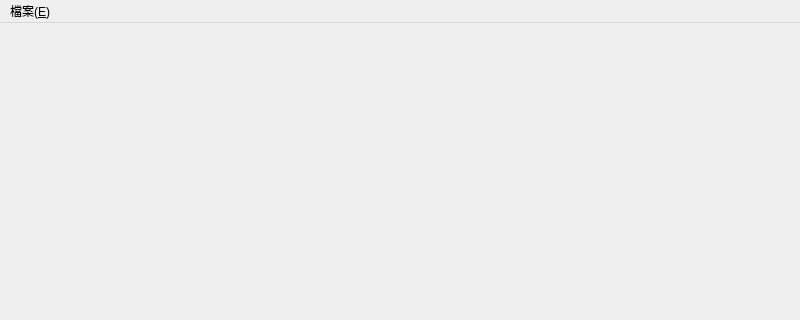
Before: the Qt Designer form mainwindow.ui in stanly0421/MainWindow, drawn with Qt 5; both pictures show x 0 to 800 and y 0 to 320 of the 800 by 600 pixel window.
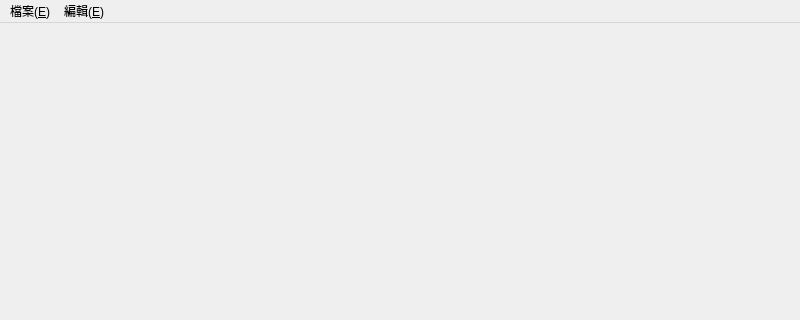
After: the same form once the commit is applied.

Patch:
```diff
--- a/mainwindow.ui
+++ b/mainwindow.ui
@@ -37,7 +37,17 @@
     <addaction name="separator"/>
     <addaction name="action_X"/>
    </widget>
+   <widget class="QMenu" name="menu_E_2">
+    <property name="title">
+     <string>編輯(&amp;E)</string>
+    </property>
+    <addaction name="action_U"/>
+    <addaction name="action_T"/>
+    <addaction name="action_C_2"/>
+    <addaction name="action_A_2"/>
+   </widget>
    <addaction name="menu_E"/>
+   <addaction name="menu_E_2"/>
   </widget>
   <widget class="QStatusBar" name="statusbar"/>
   <action name="action_3">
```
Left out of the diff: 32 changed lines with no effect on the pictures.
